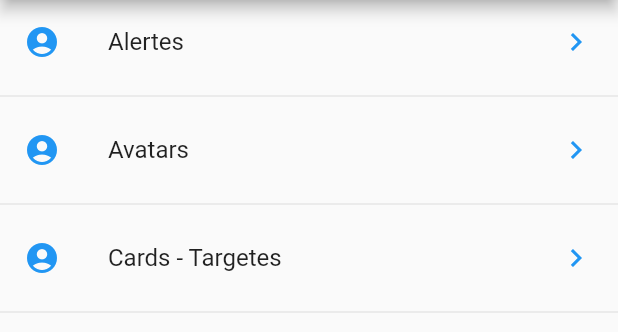
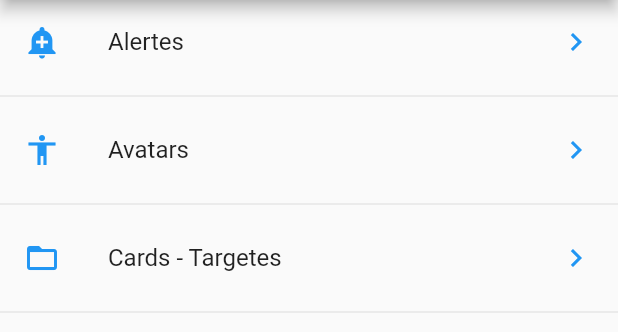
Before and after one commit to AlejoPinto01/Components, a Flutter app: the screen it shows after launch, on a phone screen of 412 x 824 dp, the part 84-416 px from its top. Run offline on Flutter 3.47's test engine with Material 2 defaults, Android fonts, the phone set to English and light mode, and no system bars.

Commit message:
Completada la parte 1 del ejercicio

```diff
--- a/lib/main.dart
+++ b/lib/main.dart
@@ -1,3 +1,7 @@
+import 'package:componentes/src/pages/alert_page.dart';
+import 'package:componentes/src/pages/avatar_page.dart';
+import 'package:componentes/src/pages/card_page.dart';
+import 'package:componentes/src/routes.dart';
 import 'package:flutter/material.dart';
 
 import 'src/pages/home_page.dart';
@@ -10,7 +14,14 @@ class MyApp extends StatelessWidget {
     return MaterialApp(
       debugShowCheckedModeBanner: false,
       title: 'Componentes',
-      home: HomePage(),
+      //home: HomePage(),
+      initialRoute: '/',
+      routes: getRutes(),
+      onGenerateRoute: (RouteSettings settings) {
+        print('Hemos ido a: ${settings.name}');
+        return MaterialPageRoute(
+            builder: (BuildContext context) => AlertPage());
+      },
     );
   }
 }
--- a/lib/src/pages/home_page.dart
+++ b/lib/src/pages/home_page.dart
@@ -1,4 +1,6 @@
+import 'package:componentes/src/pages/alert_page.dart';
 import 'package:componentes/src/providers/menu_providers.dart';
+import 'package:componentes/src/utils/icono_string_util.dart';
 import 'package:flutter/cupertino.dart';
 import 'package:flutter/material.dart';
 
@@ -12,39 +14,40 @@ class HomePage extends StatelessWidget {
       body: _llista(),
     );
   }
-}
 
   Widget _llista() {
-  // menuProvider.loadData().then((data) {
-  //   print('Llista');
-  //   print(data);
-  // });
+    //menuProvider.carregarDades()
     return FutureBuilder(
-      future: menuProvider.loadData(),
+      future: menuProvider.carregarDades(),
       initialData: [],
-      builder: (context, AsyncSnapshot<List<dynamic>> snapshot) {
+      builder: (context, AsyncSnapshot snapshot) {
         print('builder');
         print(snapshot.data);
         return ListView(
-          children: _llistaElements(snapshot.data),
+          children: _llistaElements(context, snapshot.data),
         );
-      });
+      },
+    );
   }
 
-List<Widget> _llistaElements(List<dynamic>? data) {
+  List<Widget> _llistaElements(BuildContext context, List<dynamic>? data) {
     final List<Widget> elements = [];
     data?.forEach((element) {
       final widgetTemp = ListTile(
         title: Text(element['texte']),
-      leading: Icon(
-        Icons.account_circle,
+        leading: getIcon(element['icona']),
+        trailing: Icon(
+          Icons.keyboard_arrow_right,
           color: Colors.blue,
         ),
-      trailing: Icon(Icons.keyboard_arrow_right, color: Colors.blue),
-      onTap: () {},
+        onTap: () {
+          //final route = MaterialPageRoute(builder: (context) => AlertPage());
+          Navigator.pushNamed(context, element['ruta']);
+        },
       );
       elements.add(widgetTemp);
       elements.add(Divider());
     });
     return elements;
   }
+}
--- /dev/null
+++ b/lib/src/routes.dart
@@ -0,0 +1,13 @@
+import 'package:componentes/src/pages/alert_page.dart';
+import 'package:componentes/src/pages/avatar_page.dart';
+import 'package:componentes/src/pages/home_page.dart';
+import 'package:flutter/material.dart';
+
+Map<String, WidgetBuilder> getRutes() {
+  return <String, WidgetBuilder>{
+    '/': (BuildContext context) => HomePage(),
+    'alert': (BuildContext context) => AlertPage(),
+    'avatar': (BuildContext context) => AvatarPage(),
+    //'card': (BuildContext context) => CardPage()
+  };
+}
--- /dev/null
+++ b/lib/src/utils/icono_string_util.dart
@@ -0,0 +1,12 @@
+import 'package:flutter/cupertino.dart';
+import 'package:flutter/material.dart';
+
+Icon getIcon(String iconName) {
+  return Icon(_icons[iconName], color: Colors.blue);
+}
+
+final _icons = <String, IconData>{
+  'add_alert': Icons.add_alert,
+  'accessibility': Icons.accessibility,
+  'folder_open': Icons.folder_open
+};
```
Also changed, not shown: lib/src/pages/alert_page.dart (added, +18 -0 lines), lib/src/pages/avatar_page.dart (added, +18 -0 lines), lib/src/pages/card_page.dart (added, +18 -0 lines), lib/src/providers/menu_providers.dart (+6 -6 lines). Lines whose indentation alone changed are shown as unchanged.
